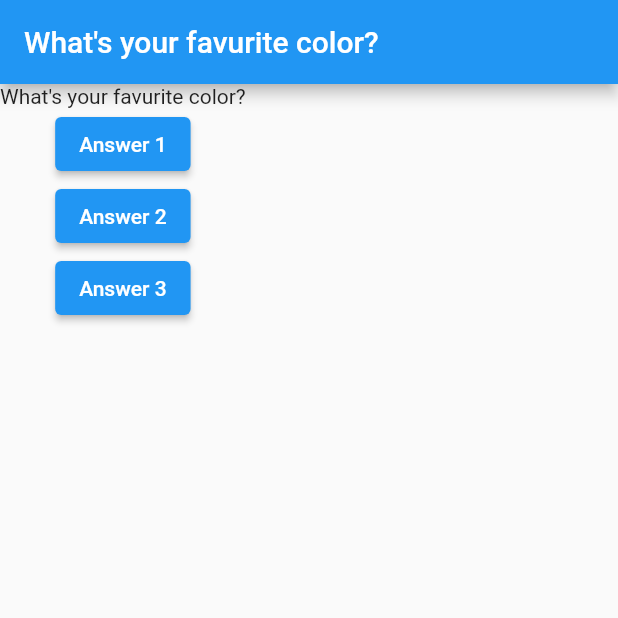
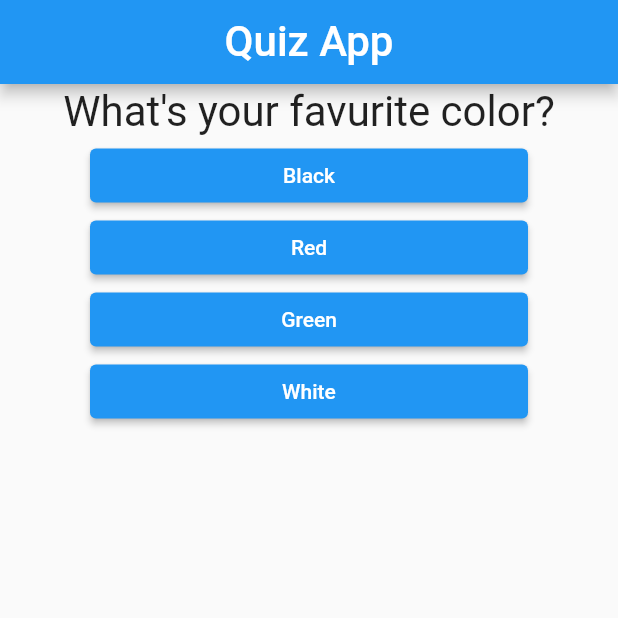
Before and after one commit to Nikunj-Aggarwal/Learning-Flutter, a Flutter app: the screen it shows after launch, on a phone screen of 412 x 824 dp, the top half of it. Run offline on Flutter 3.47's test engine with Material 2 defaults, Android fonts, the phone set to English and light mode, and no system bars; missing offline and left inert: dart:ffi.

Commit message:
stateful widget quiz app done with styling

```diff
--- /dev/null
+++ b/quiz_app_stateful_widget/lib/answer.dart
@@ -0,0 +1,23 @@
+import 'package:flutter/material.dart';
+import 'package:flutter/src/widgets/container.dart';
+import 'package:flutter/src/widgets/framework.dart';
+
+class Answer extends StatelessWidget {
+  // const Answer({super.key});
+
+  final String textAnswer;
+  final VoidCallback handler;
+  Answer(this.handler,this.textAnswer);
+
+  @override
+  Widget build(BuildContext context) {
+    return Container(
+      margin: EdgeInsets.fromLTRB(60, 0, 60, 0),
+      width: double.infinity,
+      child: ElevatedButton(
+        style:ElevatedButton.styleFrom(backgroundColor: Colors.blue),
+        child: Text(textAnswer, style: TextStyle(color: Colors.white),),
+        onPressed: handler,),
+    );
+  }
+}
--- a/quiz_app_stateful_widget/lib/main.dart
+++ b/quiz_app_stateful_widget/lib/main.dart
@@ -1,4 +1,6 @@
 import 'package:flutter/material.dart';
+import 'package:quiz_app_stateful_widget/answer.dart';
+import 'package:quiz_app_stateful_widget/question.dart';
 
 void main() {
   runApp(MyApp());
@@ -9,22 +11,30 @@ class MyApp extends StatefulWidget {
   @override
   State<StatefulWidget> createState() {
     // TODO: implement createState
-    return MyAppState();
+    return _MyAppState();
     throw UnimplementedError();
   }
 }
 
-class MyAppState extends State<MyApp> {
-  var questionIndex = 0;
-  var questions = ['What\'s your favurite color?',
-  'What\'s your favourite animal'];
+class _MyAppState extends State<MyApp> {
+  var _questionIndex = 0;
+  var _questions = [
+    {
+      'questionText':'What\'s your favurite color?',
+      'answers': ['Black','Red','Green', 'White'],
+    },
+    {
+      'questionText':'What\'s your favourite animal',
+      'answers': ['Monkey','Chimpanzee','Elephant', 'Zebra'],
+    }
+  ];
 
-  void questionAnswer() {
+  void _questionAnswer() {
     setState(() {
-      if(questionIndex<questions.length-1) {
-        questionIndex+=1;
+      if(_questionIndex<_questions.length-1) {
+        _questionIndex+=1;
       } else {
-        questionIndex-=1;
+        _questionIndex-=1;
       }
     });
     print('Answer Chosen');
@@ -37,12 +47,12 @@ class MyAppState extends State<MyApp> {
 
     return MaterialApp(
       home: Scaffold(
-        appBar: AppBar(title: Text(questions[questionIndex]),),
+        appBar: AppBar(title: MyWidget('Quiz App'),),
         body: Column(children: [
-          Text(questions[questionIndex]),
-          ElevatedButton(onPressed:questionAnswer, child: Text('Answer 1')),
-          ElevatedButton(onPressed:questionAnswer, child: Text('Answer 2')),
-          ElevatedButton(onPressed:questionAnswer, child: Text('Answer 3')),
+          MyWidget(_questions[_questionIndex]['questionText'] as String),
+          ...(_questions[_questionIndex]['answers'] as List<String>).map((answer){
+            return Answer(_questionAnswer, answer);
+          }).toList(),
         ]),
         ),
 
--- /dev/null
+++ b/quiz_app_stateful_widget/lib/question.dart
@@ -0,0 +1,19 @@
+import 'dart:ffi';
+
+import 'package:flutter/src/widgets/container.dart';
+import 'package:flutter/src/widgets/framework.dart';
+import 'package:flutter/material.dart';
+
+class MyWidget extends StatelessWidget {
+  // MyWidget({super.key});
+
+  final String questionText;
+  MyWidget(this.questionText);
+  @override
+  Widget build(BuildContext context) {
+    return Container(
+      width: double.infinity,
+      margin: EdgeInsets.all(2),
+      child : Text(questionText, style: TextStyle(fontSize: 28),textAlign: TextAlign.center,));
+  }
+}
```
